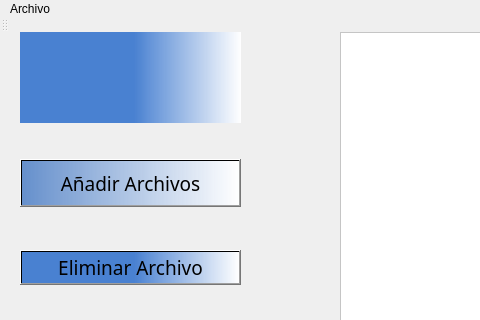
Above: Interfaz/UI/InicioSubirDatos.ui from Dumaru/ExcelReports before the change; both pictures show x 0 to 480 and y 0 to 320 of the 1085 by 503 pixel window. Below: the same form after it.
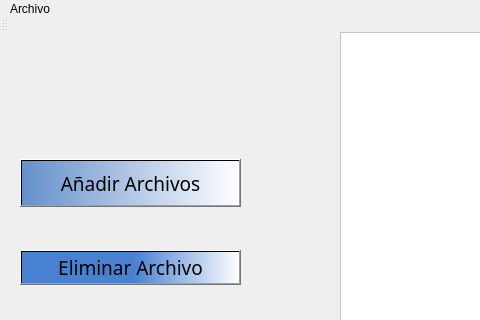
That is the form after the change. Icons and pictures are not drawn.

What changed in the file:
```diff
--- a/Interfaz/UI/InicioSubirDatos.ui
+++ b/Interfaz/UI/InicioSubirDatos.ui
@@ -146,23 +146,6 @@
      </item>
     </layout>
    </widget>
-   <widget class="QLabel" name="label">
-    <property name="geometry">
-     <rect>
-      <x>20</x>
-      <y>-10</y>
-      <width>221</width>
-      <height>101</height>
-     </rect>
-    </property>
-    <property name="styleSheet">
-     <string notr="true">image: url(:/Imagenes/Logo.png);
-background-color: qlineargradient(spread:pad, x1:0, y1:0, x2:1, y2:0, stop:0.517413 rgba(55, 117, 206, 229), stop:1 rgba(255, 255, 255, 255));</string>
-    </property>
-    <property name="text">
-     <string/>
-    </property>
-   </widget>
    <widget class="QWidget" name="formLayoutWidget">
     <property name="geometry">
      <rect>
@@ -209,6 +192,22 @@
      </item>
     </layout>
    </widget>
+   <widget class="QLabel" name="label">
+    <property name="geometry">
+     <rect>
+      <x>10</x>
+      <y>0</y>
+      <width>251</width>
+      <height>111</height>
+     </rect>
+    </property>
+    <property name="styleSheet">
+     <string notr="true">background-image: url(:/Imagenes/Logo.png);</string>
+    </property>
+    <property name="text">
+     <string/>
+    </property>
+   </widget>
   </widget>
   <widget class="QMenuBar" name="menubar">
    <property name="geometry">
```
